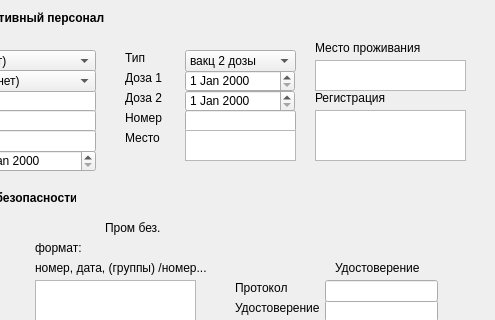
The window that notebook/sourse/ui_files/new_itr.ui (SmolPO/my_helper) describes before a commit, drawn with Qt 5; both pictures show x 465 to 960 and y 0 to 320 of the 960 by 511 pixel window.
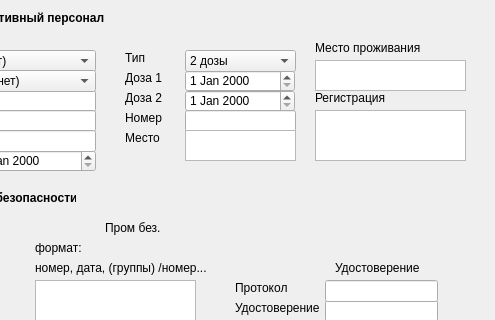
The same window after the commit.

What changed in the file:
```diff
--- a/notebook/sourse/ui_files/new_itr.ui
+++ b/notebook/sourse/ui_files/new_itr.ui
@@ -924,7 +924,7 @@
    </property>
    <item>
     <property name="text">
-     <string>вакц 2 дозы</string>
+     <string>2 дозы</string>
     </property>
    </item>
    <item>
```
Left out of the diff: 2 changed lines with no effect on the pictures.
